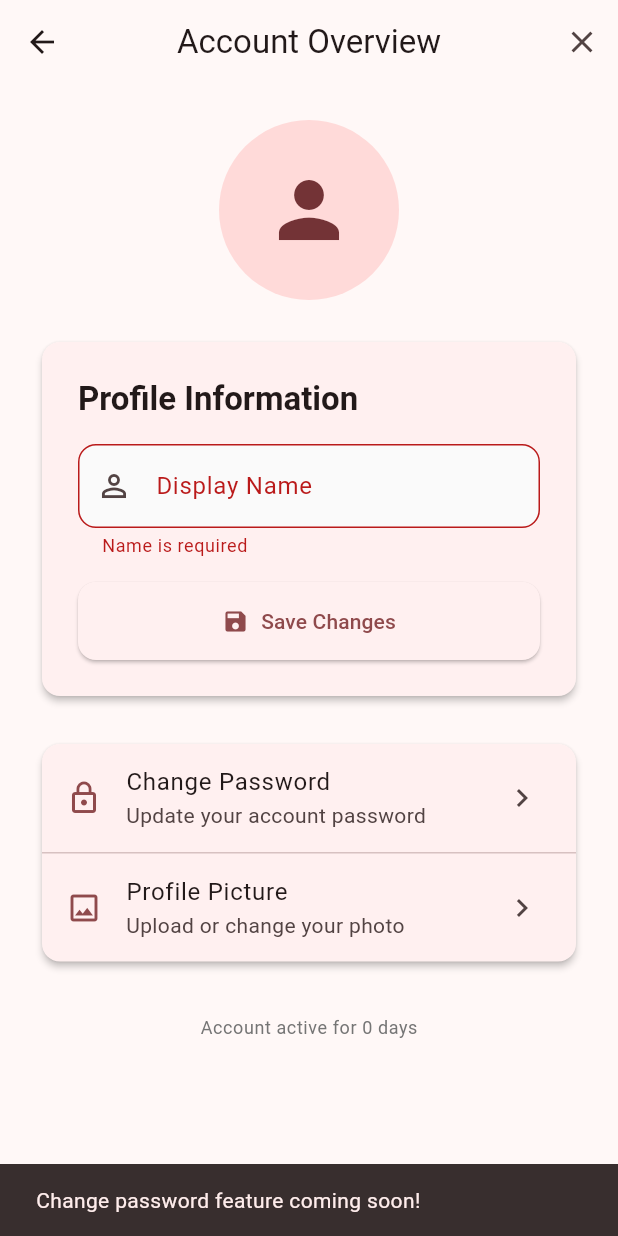
After one commit to Sergetec/mcs-app, a Flutter app: the AccountScreen screen opened directly, after a tap on the "edit" icon, after a tap on "Save Changes", after a tap on "Change Password", on a phone screen of 412 x 824 dp. The commit adds this screen. Run offline on Flutter 3.47's test engine with Material 3 defaults, Android fonts, the phone set to English and light mode, and no system bars; our stand-ins replace cloud_firestore, firebase_auth, firebase_core; accounts and stored records are empty; network calls fail.

Commit message:
Add user profile update functionality and account screen
- Implemented updateUserProfile method in AuthService to allow users to update their display name and photo URL.
- Added AccountScreen for users to view and edit their profile information.
- Integrated AccountScreen navigation from HomeScreen.
- Updated main.dart to change the app theme color to medical red (crimson).

```diff
--- a/lib/controllers/auth_controller.dart
+++ b/lib/controllers/auth_controller.dart
@@ -125,6 +125,38 @@ class AuthController extends ChangeNotifier {
     }
   }
 
+  // Update user profile
+  Future<bool> updateUserProfile({
+    String? displayName,
+    String? photoUrl,
+  }) async {
+    if (_currentUser == null) {
+      _errorMessage = 'No user logged in';
+      notifyListeners();
+      return false;
+    }
+
+    _isLoading = true;
+    _errorMessage = null;
+    notifyListeners();
+
+    try {
+      _currentUser = await _authService.updateUserProfile(
+        uid: _currentUser!.uid,
+        displayName: displayName,
+        photoUrl: photoUrl,
+      );
+      _isLoading = false;
+      notifyListeners();
+      return true;
+    } catch (e) {
+      _errorMessage = e.toString();
+      _isLoading = false;
+      notifyListeners();
+      return false;
+    }
+  }
+
   // Clear error message
   void clearError() {
     _errorMessage = null;
--- a/lib/main.dart
+++ b/lib/main.dart
@@ -31,7 +31,7 @@ class MyApp extends StatelessWidget {
         debugShowCheckedModeBanner: false,
         theme: ThemeData(
           colorScheme: ColorScheme.fromSeed(
-            seedColor: Colors.blue,
+            seedColor: const Color(0xFFDC143C), // Medical red (crimson)
             brightness: Brightness.light,
           ),
           useMaterial3: true,
--- a/lib/services/auth_service.dart
+++ b/lib/services/auth_service.dart
@@ -119,6 +119,48 @@ class AuthService {
     }
   }
 
+  // Update user profile
+  Future<UserModel?> updateUserProfile({
+    required String uid,
+    String? displayName,
+    String? photoUrl,
+  }) async {
+    try {
+      User? user = _auth.currentUser;
+      if (user == null) throw 'No user logged in';
+
+      Map<String, dynamic> updates = {};
+
+      // Update Firebase Auth profile if displayName is provided
+      if (displayName != null && displayName != user.displayName) {
+        await user.updateDisplayName(displayName);
+        updates['displayName'] = displayName;
+      }
+
+      // Update Firebase Auth photo URL if provided
+      if (photoUrl != null && photoUrl != user.photoURL) {
+        await user.updatePhotoURL(photoUrl);
+        updates['photoUrl'] = photoUrl;
+      }
+
+      // Reload Firebase Auth user to get updated info
+      await user.reload();
+      user = _auth.currentUser;
+
+      // Update Firestore document if there are changes
+      if (updates.isNotEmpty) {
+        await _firestore.collection('users').doc(uid).update(updates);
+      }
+
+      // Fetch and return updated user data
+      return await getUserData(uid);
+    } on FirebaseAuthException catch (e) {
+      throw _handleAuthException(e);
+    } catch (e) {
+      throw 'Error updating profile: $e';
+    }
+  }
+
   // Handle Firebase Auth exceptions
   String _handleAuthException(FirebaseAuthException e) {
     switch (e.code) {
--- /dev/null
+++ b/lib/views/screens/account_screen.dart
@@ -0,0 +1,349 @@
+import 'package:flutter/material.dart';
+import 'package:provider/provider.dart';
+import 'package:intl/intl.dart';
+import '../../controllers/auth_controller.dart';
+import '../../utils/validators.dart';
+import '../../utils/constants.dart';
+
+class AccountScreen extends StatefulWidget {
+  const AccountScreen({super.key});
+
+  @override
+  State<AccountScreen> createState() => _AccountScreenState();
+}
+
+class _AccountScreenState extends State<AccountScreen> {
+  final _formKey = GlobalKey<FormState>();
+  final _displayNameController = TextEditingController();
+  bool _isEditing = false;
+
+  @override
+  void initState() {
+    super.initState();
+    // Initialize with current display name
+    final authController = context.read<AuthController>();
+    _displayNameController.text = authController.currentUser?.displayName ?? '';
+  }
+
+  @override
+  void dispose() {
+    _displayNameController.dispose();
+    super.dispose();
+  }
+
+  Future<void> _updateProfile() async {
+    if (!_formKey.currentState!.validate()) return;
+
+    final authController = context.read<AuthController>();
+    final success = await authController.updateUserProfile(
+      displayName: _displayNameController.text.trim(),
+    );
+
+    if (mounted) {
+      if (success) {
+        setState(() {
+          _isEditing = false;
+        });
+        ScaffoldMessenger.of(context).showSnackBar(
+          const SnackBar(
+            content: Text('Profile updated successfully!'),
+            backgroundColor: Colors.green,
+          ),
+        );
+      } else {
+        ScaffoldMessenger.of(context).showSnackBar(
+          SnackBar(
+            content: Text(authController.errorMessage ?? 'Failed to update profile'),
+            backgroundColor: Colors.red,
+          ),
+        );
+      }
+    }
+  }
+
+  void _cancelEdit() {
+    final authController = context.read<AuthController>();
+    setState(() {
+      _displayNameController.text = authController.currentUser?.displayName ?? '';
+      _isEditing = false;
+    });
+  }
+
+  @override
+  Widget build(BuildContext context) {
+    final authController = context.watch<AuthController>();
+    final user = authController.currentUser;
+
+    if (user == null) {
+      return const Scaffold(
+        body: Center(
+          child: Text('No user logged in'),
+        ),
+      );
+    }
+
+    return Scaffold(
+      appBar: AppBar(
+        title: const Text('Account Overview'),
+        centerTitle: true,
+        elevation: 0,
+        actions: [
+          if (_isEditing)
+            IconButton(
+              icon: const Icon(Icons.close),
+              onPressed: _cancelEdit,
+              tooltip: 'Cancel',
+            ),
+        ],
+      ),
+      body: authController.isLoading
+          ? const Center(child: CircularProgressIndicator())
+          : SingleChildScrollView(
+              padding: const EdgeInsets.all(AppConstants.paddingLarge),
+              child: Column(
+                crossAxisAlignment: CrossAxisAlignment.center,
+                children: [
+                  // Profile Avatar
+                  CircleAvatar(
+                    radius: 60,
+                    backgroundColor: Theme.of(context).colorScheme.primaryContainer,
+                    child: user.photoUrl != null
+                        ? ClipOval(
+                            child: Image.network(
+                              user.photoUrl!,
+                              width: 120,
+                              height: 120,
+                              fit: BoxFit.cover,
+                              errorBuilder: (context, error, stackTrace) {
+                                return const Icon(
+                                  Icons.person,
+                                  size: 60,
+                                );
+                              },
+                            ),
+                          )
+                        : Icon(
+                            Icons.person,
+                            size: 60,
+                            color: Theme.of(context).colorScheme.onPrimaryContainer,
+                          ),
+                  ),
+                  const SizedBox(height: AppConstants.paddingLarge),
+
+                  // User Details Card
+                  Card(
+                    elevation: 2,
+                    shape: RoundedRectangleBorder(
+                      borderRadius: BorderRadius.circular(AppConstants.borderRadiusMedium),
+                    ),
+                    child: Padding(
+                      padding: const EdgeInsets.all(AppConstants.paddingLarge),
+                      child: Column(
+                        crossAxisAlignment: CrossAxisAlignment.start,
+                        children: [
+                          // Section Header
+                          Row(
+                            mainAxisAlignment: MainAxisAlignment.spaceBetween,
+                            children: [
+                              Text(
+                                'Profile Information',
+                                style: Theme.of(context).textTheme.titleLarge?.copyWith(
+                                      fontWeight: FontWeight.bold,
+                                    ),
+                              ),
+                              if (!_isEditing)
+                                IconButton(
+                                  icon: const Icon(Icons.edit),
+                                  onPressed: () {
+                                    setState(() {
+                                      _isEditing = true;
+                                    });
+                                  },
+                                  tooltip: 'Edit Profile',
+                                ),
+                            ],
+                          ),
+                          const SizedBox(height: AppConstants.paddingMedium),
+
+                          // Display Name Field
+                          if (_isEditing)
+                            Form(
+                              key: _formKey,
+                              child: Column(
+                                children: [
+                                  TextFormField(
+                                    controller: _displayNameController,
+                                    decoration: const InputDecoration(
+                                      labelText: 'Display Name',
+                                      hintText: 'Enter your name',
+                                      prefixIcon: Icon(Icons.person_outline),
+                                    ),
+                                    validator: Validators.validateName,
+                                    textInputAction: TextInputAction.done,
+                                    onFieldSubmitted: (_) => _updateProfile(),
+                                  ),
+                                  const SizedBox(height: AppConstants.paddingMedium),
+                                  SizedBox(
+                                    width: double.infinity,
+                                    child: ElevatedButton.icon(
+                                      onPressed: _updateProfile,
+                                      icon: const Icon(Icons.save),
+                                      label: const Text('Save Changes'),
+                                    ),
+                                  ),
+                                ],
+                              ),
+                            )
+                          else
+                            _buildInfoRow(
+                              context,
+                              Icons.person_outline,
+                              'Display Name',
+                              user.displayName ?? 'Not set',
+                            ),
+
+                          if (!_isEditing) ...[
+                            const Divider(height: AppConstants.paddingLarge),
+
+                            // Email (non-editable)
+                            _buildInfoRow(
+                              context,
+                              Icons.email_outlined,
+                              'Email',
+                              user.email,
+                            ),
+
+                            const Divider(height: AppConstants.paddingLarge),
+
+                            // User ID
+                            _buildInfoRow(
+                              context,
+                              Icons.fingerprint,
+                              'User ID',
+                              user.uid,
+                              isSmall: true,
+                            ),
+
+                            const Divider(height: AppConstants.paddingLarge),
+
+                            // Account Created Date
+                            _buildInfoRow(
+                              context,
+                              Icons.calendar_today_outlined,
+                              'Member Since',
+                              DateFormat('MMM dd, yyyy').format(user.createdAt),
+                            ),
+                          ],
+                        ],
+                      ),
+                    ),
+                  ),
+
+                  const SizedBox(height: AppConstants.paddingLarge),
+
+                  // Additional Actions Card
+                  Card(
+                    elevation: 2,
+                    shape: RoundedRectangleBorder(
+                      borderRadius: BorderRadius.circular(AppConstants.borderRadiusMedium),
+                    ),
+                    child: Column(
+                      children: [
+                        ListTile(
+                          leading: Icon(
+                            Icons.lock_outline,
+                            color: Theme.of(context).colorScheme.primary,
+                          ),
+                          title: const Text('Change Password'),
+                          subtitle: const Text('Update your account password'),
+                          trailing: const Icon(Icons.chevron_right),
+                          onTap: () {
+                            // TODO: Navigate to change password screen
+                            ScaffoldMessenger.of(context).showSnackBar(
+                              const SnackBar(
+                                content: Text('Change password feature coming soon!'),
+                              ),
+                            );
+                          },
+                        ),
+                        const Divider(height: 1),
+                        ListTile(
+                          leading: Icon(
+                            Icons.image_outlined,
+                            color: Theme.of(context).colorScheme.primary,
+                          ),
+                          title: const Text('Profile Picture'),
+                          subtitle: const Text('Upload or change your photo'),
+                          trailing: const Icon(Icons.chevron_right),
+                          onTap: () {
+                            // TODO: Navigate to profile picture upload
+                            ScaffoldMessenger.of(context).showSnackBar(
+                              const SnackBar(
+                                content: Text('Profile picture upload coming soon!'),
+                              ),
+                            );
+                          },
+                        ),
+                      ],
+                    ),
+                  ),
+
+                  const SizedBox(height: AppConstants.paddingXLarge),
+
+                  // Account Stats (optional)
+                  Text(
+                    'Account active for ${DateTime.now().difference(user.createdAt).inDays} days',
+                    style: Theme.of(context).textTheme.bodySmall?.copyWith(
+                          color: Colors.grey[600],
+                        ),
+                  ),
+                ],
+              ),
+            ),
+    );
+  }
+
+  Widget _buildInfoRow(
+    BuildContext context,
+    IconData icon,
+    String label,
+    String value, {
+    bool isSmall = false,
+  }) {
+    return Row(
+      crossAxisAlignment: CrossAxisAlignment.start,
+      children: [
+        Icon(
+          icon,
+          size: 20,
+          color: Theme.of(context).colorScheme.primary,
+        ),
+        const SizedBox(width: AppConstants.paddingSmall),
+        Expanded(
+          child: Column(
+            crossAxisAlignment: CrossAxisAlignment.start,
+            children: [
+              Text(
+                label,
+                style: Theme.of(context).textTheme.bodySmall?.copyWith(
+                      color: Colors.grey[600],
+                      fontWeight: FontWeight.w500,
+                    ),
+              ),
+              const SizedBox(height: 4),
+              Text(
+                value,
+                style: isSmall
+                    ? Theme.of(context).textTheme.bodySmall?.copyWith(
+                          fontFamily: 'monospace',
+                        )
+                    : Theme.of(context).textTheme.bodyLarge,
+                overflow: isSmall ? TextOverflow.ellipsis : TextOverflow.visible,
+              ),
+            ],
+          ),
+        ),
+      ],
+    );
+  }
+}
--- a/lib/views/screens/home_screen.dart
+++ b/lib/views/screens/home_screen.dart
@@ -3,6 +3,7 @@ import 'package:provider/provider.dart';
 import '../../controllers/auth_controller.dart';
 import '../../utils/constants.dart';
 import 'login_screen.dart';
+import 'account_screen.dart';
 
 class HomeScreen extends StatelessWidget {
   const HomeScreen({super.key});
@@ -16,6 +17,16 @@ class HomeScreen extends StatelessWidget {
       appBar: AppBar(
         title: const Text(AppConstants.appName),
         actions: [
+          IconButton(
+            icon: const Icon(Icons.account_circle),
+            onPressed: () {
+              Navigator.push(
+                context,
+                MaterialPageRoute(builder: (context) => const AccountScreen()),
+              );
+            },
+            tooltip: 'Account',
+          ),
           IconButton(
             icon: const Icon(Icons.logout),
             onPressed: () async {
```
Also changed, not shown: lib/firebase_options.dart.
